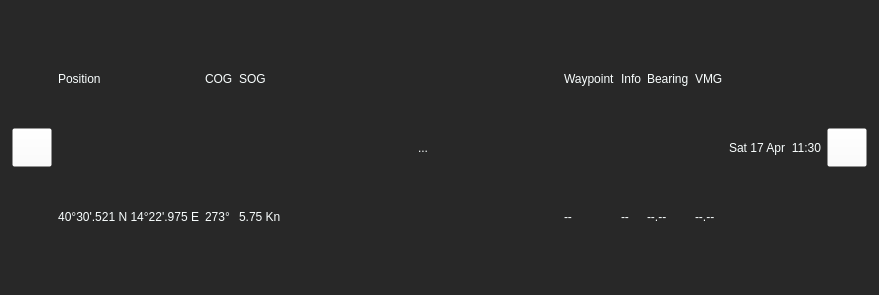
First picture: the form in ui/topbar/TopBar.ui, repository OpenFairWind/fairwindplusplus, before the edit.
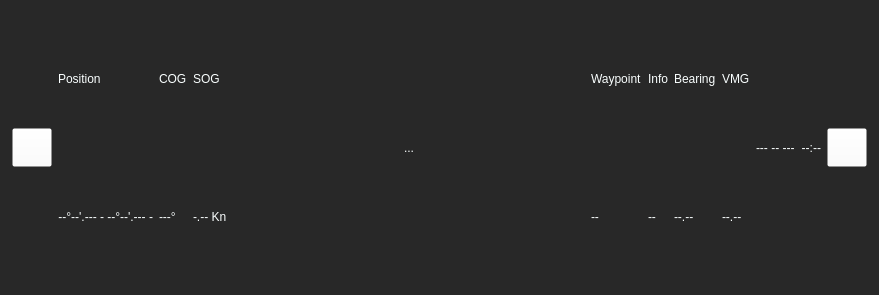
Second picture: the form after the edit.

Commit message: Removed useless code

Patch:
```diff
--- a/ui/topbar/TopBar.ui
+++ b/ui/topbar/TopBar.ui
@@ -84,7 +84,7 @@
           <string notr="true">background-color: rgba(255, 255, 255, 0);</string>
          </property>
          <property name="text">
-          <string>40°30'.521 N 14°22'.975 E</string>
+          <string>--°--'.--- - --°--'.--- -</string>
          </property>
          <property name="textFormat">
           <enum>Qt::PlainText</enum>
@@ -114,7 +114,7 @@
           <string notr="true">background-color: rgba(255, 255, 255, 0);</string>
          </property>
          <property name="text">
-          <string>273°</string>
+          <string>---°</string>
          </property>
         </widget>
        </item>
@@ -138,7 +138,7 @@
           <string notr="true">background-color: rgba(255, 255, 255, 0);</string>
          </property>
          <property name="text">
-          <string>5.75 Kn</string>
+          <string>-.-- Kn</string>
          </property>
         </widget>
        </item>
@@ -282,7 +282,7 @@
         <string notr="true">background-color: rgba(255, 255, 255, 0);</string>
        </property>
        <property name="text">
-        <string>Sat 17 Apr</string>
+        <string>--- -- ---</string>
        </property>
       </widget>
      </item>
@@ -292,7 +292,7 @@
         <string notr="true">background-color: rgba(255, 255, 255, 0);</string>
        </property>
        <property name="text">
-        <string>11:30</string>
+        <string>--:--</string>
        </property>
        <property name="alignment">
         <set>Qt::AlignRight|Qt::AlignTrailing|Qt::AlignVCenter</set>
```
The commit also changes 2 other files.
